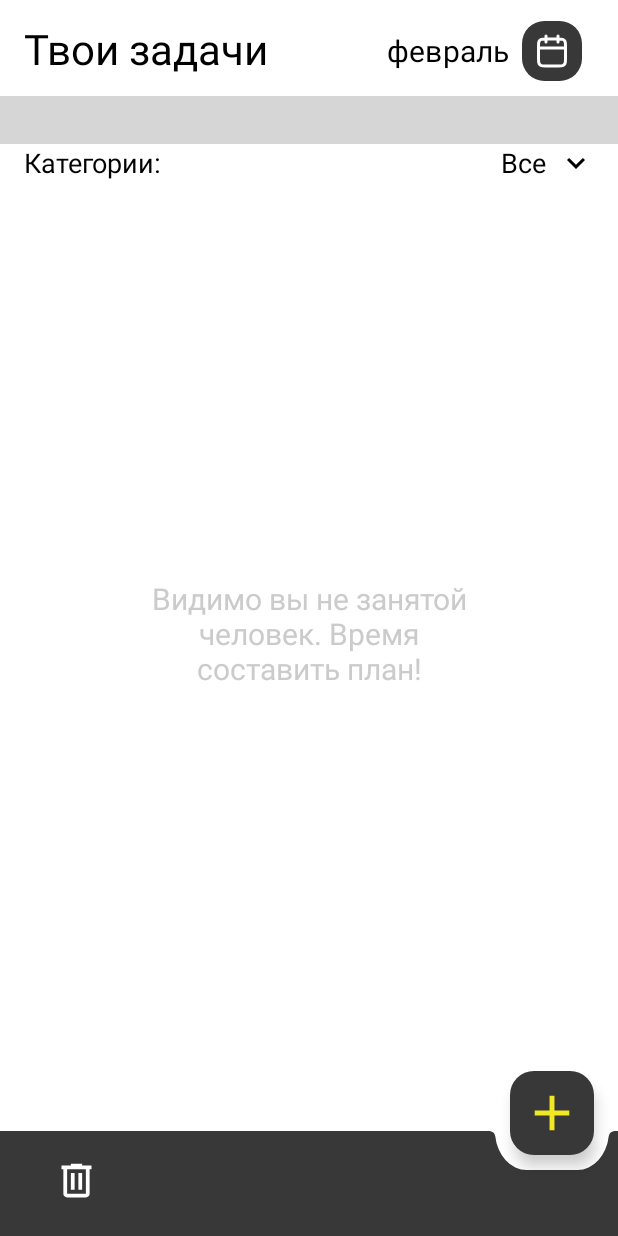
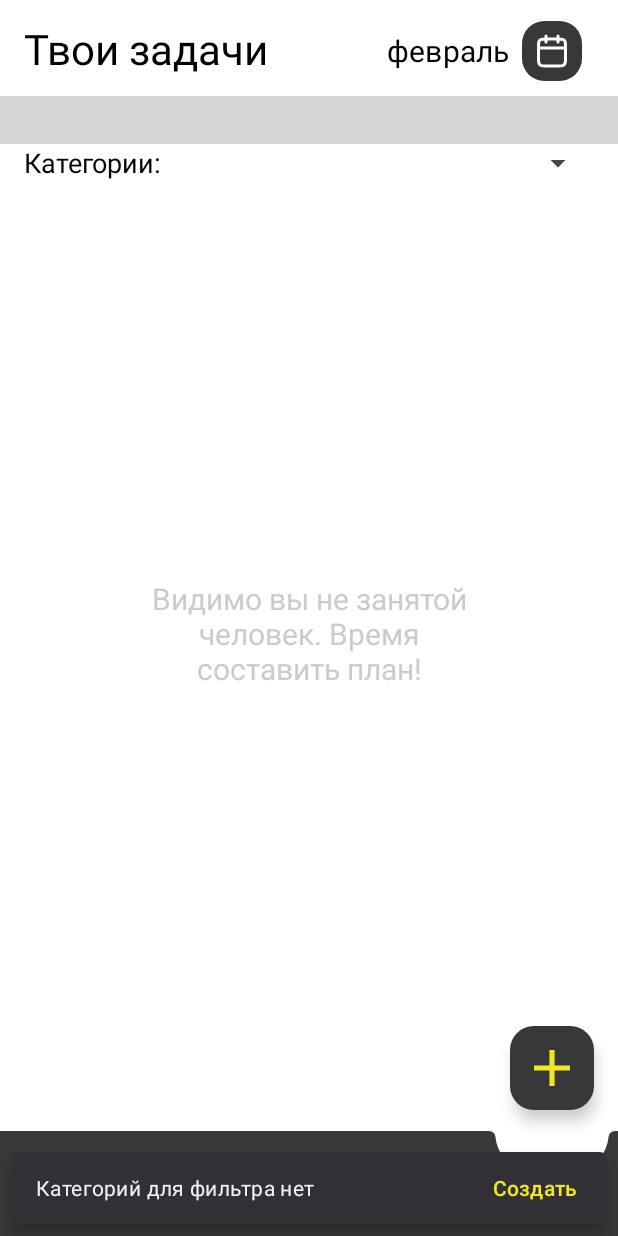
Before and after one commit to rybakova-auca-2021/NeoTaskManager, an Android app: the screen it shows after launch (MainActivity), on a phone screen of 412 x 824 dp. Run offline under Robolectric (Android 15) with nearby library versions, the phone set to English and light mode, and no system bars; our stand-ins replace Room's generated code, navigation-ui; libraries missing offline, so code that uses them is left out: com.andexert.calendarlistview, com.harrywhewell.scrolldatepicker; plain views replace DayScrollDatePicker; Roboto replaces fonts that are not available here; 3 statements that could not run were skipped; grey boxes are pictures that could not be loaded.

Commit message:
setup possibility to add new card with category

```diff
--- a/app/src/main/java/com/example/neotaskmanager/data/repository/TaskRepository.kt
+++ b/app/src/main/java/com/example/neotaskmanager/data/repository/TaskRepository.kt
@@ -7,5 +7,5 @@ interface TaskRepository {
     suspend fun update(task: Task)
     suspend fun delete(task: Task)
     suspend fun getCategories(): List<String>
-    suspend fun allTasks(): List<Task?>?
+    suspend fun allTasks(): MutableList<Task?>?
 }
--- a/app/src/main/java/com/example/neotaskmanager/data/repository/TaskRepositoryImpl.kt
+++ b/app/src/main/java/com/example/neotaskmanager/data/repository/TaskRepositoryImpl.kt
@@ -20,7 +20,7 @@ class TaskRepositoryImpl(private val taskDao: TaskDao) : TaskRepository {
         return taskDao.getCategories()
     }
 
-    override suspend fun allTasks(): List<Task?>? {
+    override suspend fun allTasks(): MutableList<Task?>? {
         return taskDao.allTasks()
     }
 }
--- a/app/src/main/java/com/example/neotaskmanager/data/source/TaskDao.kt
+++ b/app/src/main/java/com/example/neotaskmanager/data/source/TaskDao.kt
@@ -20,7 +20,7 @@ interface TaskDao {
     fun delete(task: Task?)
 
     @Query("SELECT * FROM tasks")
-    suspend fun allTasks(): List<Task?>?
+    suspend fun allTasks(): MutableList<Task?>?
 
     @Query("SELECT DISTINCT category FROM tasks")
     suspend fun getCategories(): List<String>
--- a/app/src/main/java/com/example/neotaskmanager/di/DatabaseModule.kt
+++ b/app/src/main/java/com/example/neotaskmanager/di/DatabaseModule.kt
@@ -5,6 +5,7 @@ import com.example.neotaskmanager.data.repository.TaskRepository
 import com.example.neotaskmanager.data.repository.TaskRepositoryImpl
 import com.example.neotaskmanager.data.source.TaskDao
 import com.example.neotaskmanager.data.source.TaskDatabase
+import com.example.neotaskmanager.presentation.ui.main.GetTasksViewModel
 import com.example.neotaskmanager.presentation.ui.main.MainPageViewModel
 import org.koin.androidx.viewmodel.dsl.viewModel
 import org.koin.core.context.GlobalContext.loadKoinModules
@@ -32,4 +33,5 @@ val repositoryModule = module {
 
 val viewModelModule = module {
     viewModel { MainPageViewModel(get()) }
+    viewModel { GetTasksViewModel(get()) }
 }
--- /dev/null
+++ b/app/src/main/java/com/example/neotaskmanager/presentation/ui/main/GetTasksViewModel.kt
@@ -0,0 +1,27 @@
+package com.example.neotaskmanager.presentation.ui.main
+
+import androidx.lifecycle.LiveData
+import androidx.lifecycle.MutableLiveData
+import androidx.lifecycle.ViewModel
+import androidx.lifecycle.viewModelScope
+import com.example.neotaskmanager.data.model.Task
+import com.example.neotaskmanager.data.repository.TaskRepository
+import kotlinx.coroutines.launch
+
+class GetTasksViewModel(private val repository: TaskRepository) : ViewModel() {
+    private val _result = MutableLiveData<Result<MutableList<Task?>?>>()
+    val result: LiveData<Result<MutableList<Task?>?>>
+        get() = _result
+
+
+    fun fetchTasks() {
+        viewModelScope.launch {
+            try {
+                val tasks = repository.allTasks()
+                _result.value = Result.success(tasks)
+            } catch (e: Exception) {
+                _result.value = Result.failure(e)
+            }
+        }
+    }
+}
--- a/app/src/main/java/com/example/neotaskmanager/presentation/ui/main/MainPageFragment.kt
+++ b/app/src/main/java/com/example/neotaskmanager/presentation/ui/main/MainPageFragment.kt
@@ -1,14 +1,30 @@
 package com.example.neotaskmanager.presentation.ui.main
 
+import android.annotation.SuppressLint
+import android.content.ContentValues.TAG
 import android.os.Bundle
+import android.util.Log
 import android.view.LayoutInflater
 import android.view.View
 import android.view.ViewGroup
+import android.widget.AdapterView
+import android.widget.ArrayAdapter
+import androidx.core.content.ContextCompat
 import androidx.fragment.app.Fragment
+import androidx.lifecycle.Observer
+import androidx.lifecycle.lifecycleScope
 import androidx.navigation.fragment.findNavController
+import androidx.recyclerview.widget.LinearLayoutManager
+import androidx.recyclerview.widget.RecyclerView
 import com.example.neotaskmanager.R
+import com.example.neotaskmanager.data.model.Task
+import com.example.neotaskmanager.data.model.TaskData
 import com.example.neotaskmanager.databinding.FragmentMainPageBinding
 import com.example.neotaskmanager.presentation.MainActivity
+import com.google.android.material.snackbar.Snackbar
+import com.harrywhewell.scrolldatepicker.DayScrollDatePicker
+import kotlinx.coroutines.launch
+import org.koin.androidx.viewmodel.ext.android.viewModel
 import java.text.SimpleDateFormat
 import java.util.Date
 import java.util.Locale
@@ -16,6 +32,14 @@ import java.util.Locale
 class MainPageFragment : Fragment() {
     private var _binding: FragmentMainPageBinding? = null
     private val binding: FragmentMainPageBinding get() = _binding!!
+    private val viewModel: MainPageViewModel by viewModel()
+    private val taskViewModel: GetTasksViewModel by viewModel()
+    private lateinit var mPicker: DayScrollDatePicker
+    private lateinit var adapter: CategoryAdapter
+    private lateinit var taskAdapter: TaskAdapter
+    private lateinit var recyclerView: RecyclerView
+
+
 
     override fun onCreateView(
         inflater: LayoutInflater, container: ViewGroup?,
@@ -23,14 +47,37 @@ class MainPageFragment : Fragment() {
     ): View {
         _binding = FragmentMainPageBinding.inflate(inflater, container, false)
         (requireActivity() as MainActivity).showBtmNav()
+        mPicker = binding.dayScrollDatePicker
+        recyclerView = binding.rvTasks
         return binding.root
     }
 
     override fun onViewCreated(view: View, savedInstanceState: Bundle?) {
         super.onViewCreated(view, savedInstanceState)
+        setupRecyclerView()
         setCurrentMonth()
+        setupNavigation()
+        getValue()
+        observeTasks()
+        setupPopUpMenu()
+        setupAdapterClicks()
+    }
+
+    private fun setupRecyclerView() {
+        adapter = CategoryAdapter(mutableListOf())
+        recyclerView.layoutManager = LinearLayoutManager(requireContext())
+        binding.rvTasks.adapter = adapter
+
+        taskAdapter = TaskAdapter(mutableListOf())
+    }
+
+    private fun setupNavigation() {
         binding.btnCalendar.setOnClickListener {
             findNavController().navigate(R.id.calendarFragment)
+        }
+        val addButton = requireActivity().findViewById<View>(R.id.add_button)
+        addButton.setOnClickListener {
+            addEmptyCard()
         }
     }
 
@@ -41,6 +88,105 @@ class MainPageFragment : Fragment() {
         binding.btnCalendar.text = currentMonth
     }
 
+    private fun observeTasks() {
+        taskViewModel.fetchTasks()
+        taskViewModel.result.observe(viewLifecycleOwner, Observer { result ->
+            result.onSuccess { tasks ->
+                if (tasks != null) {
+                    if (tasks.isEmpty()) {
+                        binding.textNoTasks.visibility = View.VISIBLE
+                    } else {
+                        binding.textNoTasks.visibility = View.GONE
+                        adapter.updateData(tasks)
+                    }
+                }
+            }
+        })
+    }
+
+    private fun setupPopUpMenu() {
+        lifecycleScope.launch {
+            viewModel.fetchCategories()
+            viewModel.result.observe(viewLifecycleOwner) { result ->
+                result.onSuccess { categories ->
+                    if (categories.isNotEmpty()) {
+                        showCategoryMenu(categories)
+                    } else {
+                        Snackbar.make(binding.root, "Категорий для фильтра нет", Snackbar.LENGTH_INDEFINITE)
+                            .setActionTextColor(ContextCompat.getColor(requireContext(), R.color.yellow))
+                            .setAction("Создать") {
+                                addEmptyCard()
+                            }
+                            .show()
+                    }
+                }.onFailure { error ->
+                    Log.e(TAG, "Error fetching categories: $error")
+                }
+            }
+        }
+    }
+
+    private fun showCategoryMenu(categories: List<String>) {
+        val spinner = binding.spinner
+        val categoriesWithAll = mutableListOf("Все").apply { addAll(categories) }
+
+        val adapter = ArrayAdapter(requireContext(), android.R.layout.simple_spinner_item, categoriesWithAll)
+        adapter.setDropDownViewResource(android.R.layout.simple_spinner_dropdown_item)
+        spinner.adapter = adapter
+
+        spinner.onItemSelectedListener = object : AdapterView.OnItemSelectedListener {
+            override fun onItemSelected(parent: AdapterView<*>?, view: View?, position: Int, id: Long) {
+                val selectedCategory = categoriesWithAll[position]
+                // Handle category selection
+            }
+
+            override fun onNothingSelected(parent: AdapterView<*>?) {
+                // Handle case where nothing is selected
+            }
+        }
+    }
+
+    private fun getValue() {
+        mPicker.getSelectedDate { date ->
+            date?.let {
+                val selectedDate = SimpleDateFormat("yyyy-MM-dd").format(date)
+            }
+        }
+    }
+
+    fun addEmptyCard() {
+        val emptyTask = Task()
+        adapter.items.add(emptyTask)
+        adapter.notifyItemInserted(adapter.items.size - 1)
+        binding.textNoTasks.visibility = View.GONE
+
+    }
+
+
+    @SuppressLint("NotifyDataSetChanged")
+    fun addEmptyTask() {
+        val emptyTask = TaskData(title = "привет", completed = false)
+        taskAdapter.items.add(emptyTask)
+        taskAdapter.notifyDataSetChanged()
+    }
+
+    private fun setupAdapterClicks() {
+        adapter.setOnItemClickListener(object : CategoryAdapter.OnItemClickListener {
+            override fun onTaskItemClick(item: Task?) {
+                TODO("Not yet implemented")
+            }
+
+            override fun onAddTaskClick() {
+                addEmptyTask()
+            }
+
+            override fun onSpinnerClickListener() {
+                TODO("Not yet implemented")
+            }
+        })
+    }
+
+
     override fun onDestroyView() {
         super.onDestroyView()
         _binding = null
--- /dev/null
+++ b/app/src/main/java/com/example/neotaskmanager/presentation/ui/main/MainPageViewModel.kt
@@ -0,0 +1,26 @@
+package com.example.neotaskmanager.presentation.ui.main
+
+import androidx.lifecycle.LiveData
+import androidx.lifecycle.MutableLiveData
+import androidx.lifecycle.ViewModel
+import androidx.lifecycle.viewModelScope
+import com.example.neotaskmanager.data.repository.TaskRepository
+import kotlinx.coroutines.launch
+
+class MainPageViewModel(private val repository: TaskRepository) : ViewModel() {
+
+    private val _result = MutableLiveData<Result<List<String>>>()
+    val result: LiveData<Result<List<String>>>
+        get() = _result
+
+    fun fetchCategories() {
+        viewModelScope.launch {
+            try {
+                val categories = repository.getCategories()
+                _result.value = Result.success(categories)
+            } catch (e: Exception) {
+                _result.value = Result.failure(e)
+            }
+        }
+    }
+}
--- a/app/src/main/res/drawable/add.xml
+++ b/app/src/main/res/drawable/add.xml
@@ -1,9 +1,9 @@
 <vector xmlns:android="http://schemas.android.com/apk/res/android"
-    android:width="34dp"
-    android:height="34dp"
-    android:viewportWidth="34"
-    android:viewportHeight="34">
+    android:width="14dp"
+    android:height="14dp"
+    android:viewportWidth="14"
+    android:viewportHeight="14">
   <path
-      android:pathData="M14.667,19.333H0.667V14.667H14.667V0.667H19.333V14.667H33.333V19.333H19.333V33.333H14.667V19.333Z"
-      android:fillColor="#F0E822"/>
+      android:pathData="M6,8H0V6H6V0H8V6H14V8H8V14H6V8Z"
+      android:fillColor="#939393"/>
 </vector>
--- a/app/src/main/res/layout/fragment_main_page.xml
+++ b/app/src/main/res/layout/fragment_main_page.xml
@@ -71,7 +71,7 @@
         android:layout_marginStart="16dp"
         android:layout_marginTop="16dp"
         android:layout_marginEnd="16dp"
-        android:visibility="gone"
+        android:visibility="visible"
         app:layout_constraintBottom_toBottomOf="parent"
         app:layout_constraintEnd_toEndOf="parent"
         app:layout_constraintStart_toStartOf="parent"
@@ -88,26 +88,6 @@
         app:layout_constraintTop_toBottomOf="@+id/dayScrollDatePicker" />
 
     <TextView
-        style="@style/BasicTextStyle"
-        android:id="@+id/all"
-        android:layout_width="wrap_content"
-        android:layout_height="wrap_content"
-        android:layout_marginEnd="8dp"
-        android:text="@string/all"
-        app:layout_constraintEnd_toStartOf="@+id/btn_category_menu"
-        app:layout_constraintTop_toBottomOf="@+id/dayScrollDatePicker" />
-
-    <ImageView
-        android:id="@+id/btn_category_menu"
-        android:layout_width="wrap_content"
-        android:layout_height="wrap_content"
-        android:layout_marginEnd="16dp"
-        android:src="@drawable/baseline_keyboard_arrow_down_24"
-        app:layout_constraintBottom_toBottomOf="@+id/all"
-        app:layout_constraintEnd_toEndOf="parent"
-        app:layout_constraintTop_toBottomOf="@+id/dayScrollDatePicker" />
-
-    <TextView
         android:id="@+id/text_no_tasks"
         android:layout_width="0dp"
         android:layout_height="wrap_content"
@@ -119,8 +99,18 @@
         android:text="@string/text_no_tasks"
         android:textColor="@color/grey"
         android:textSize="20sp"
+        android:visibility="gone"
         app:layout_constraintBottom_toBottomOf="parent"
         app:layout_constraintEnd_toEndOf="parent"
         app:layout_constraintStart_toStartOf="parent"
         app:layout_constraintTop_toBottomOf="@+id/categories" />
+
+    <Spinner
+        android:id="@+id/spinner"
+        android:layout_width="wrap_content"
+        android:layout_height="48dp"
+        android:layout_marginEnd="16dp"
+        app:layout_constraintBottom_toBottomOf="@+id/categories"
+        app:layout_constraintEnd_toEndOf="parent"
+        app:layout_constraintTop_toTopOf="@+id/categories" />
 </androidx.constraintlayout.widget.ConstraintLayout>
```
Also changed, not shown: app/src/main/java/com/example/neotaskmanager/data/model/Task.kt (+6 -6 lines), app/src/main/java/com/example/neotaskmanager/presentation/ui/main/CategoryAdapter.kt (added, +104 -0 lines), app/src/main/java/com/example/neotaskmanager/presentation/ui/main/TaskAdapter.kt (added, +33 -0 lines), app/src/main/res/drawable/drag_indicator.xml (added, +9 -0 lines), app/src/main/res/drawable/icon_star.xml (added, +13 -0 lines), app/src/main/res/drawable/rounded_card_background.xml (added, +9 -0 lines), app/src/main/res/layout/item_card_task.xml (added, +44 -0 lines), app/src/main/res/layout/item_category_card.xml (added, +100 -0 lines).
